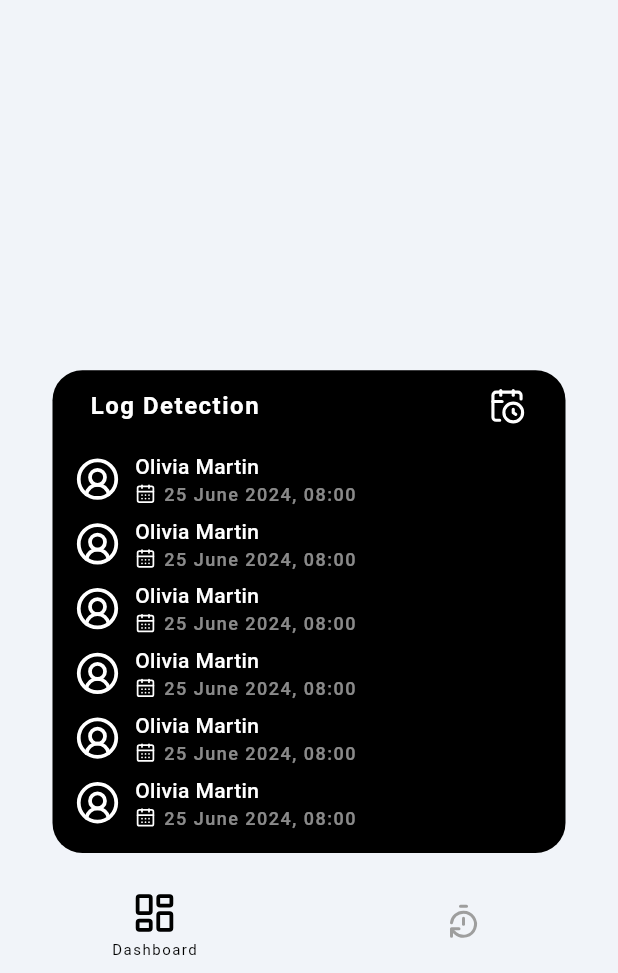
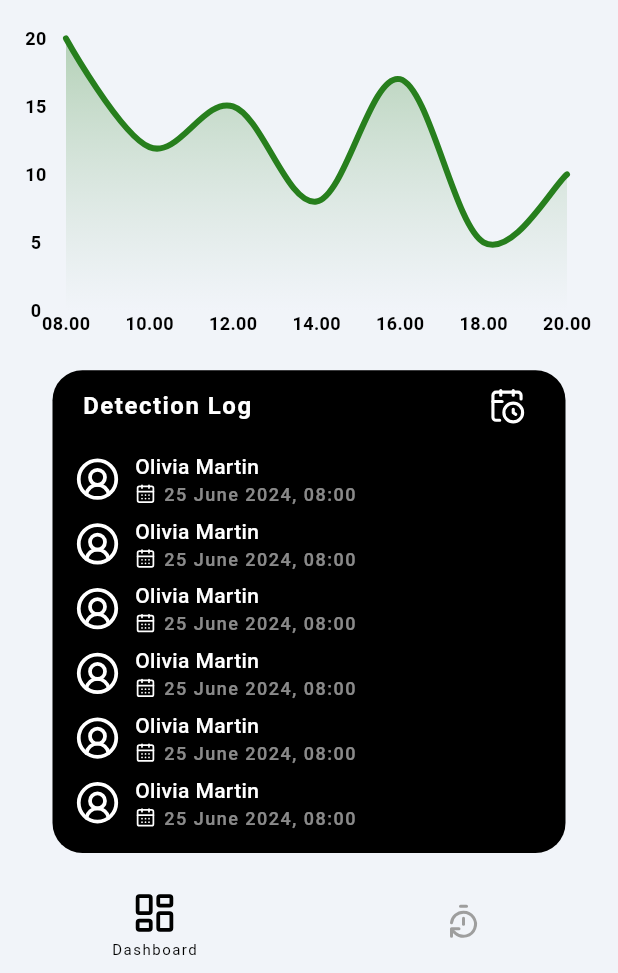
Before and after one commit to TI-3D/iSentry, a Flutter app: the HomeResidentPage screen opened directly, on a phone screen of 412 x 824 dp, the part 263-1236 px from its top. Run offline on Flutter 3.47's test engine with Material 3 defaults, Android fonts, the phone set to English and light mode, and no system bars; drawn by our look-alikes of fl_chart; our stand-ins replace camera, flutter_bloc, image_picker, lucide_icons, permission_handler, qr_flutter and 2 more; Roboto replaces fonts that are missing (SFPro).

Commit message:
feat: implement line chart in dashboard user owner and resident

```diff
--- a/mobile/lib/core/configs/theme/app_colors.dart
+++ b/mobile/lib/core/configs/theme/app_colors.dart
@@ -4,4 +4,5 @@ class AppColors {
   static const primary = Color(0xfff1f4f9);
   static const secondary = Color(0xff18181b);
   static const background = Color(0xfff1f4f9);
+  static const chart = Color(0xff277f1d);
 }
--- a/mobile/lib/presentation/home/pages/dashboard.dart
+++ b/mobile/lib/presentation/home/pages/dashboard.dart
@@ -1,6 +1,7 @@
 import 'package:flutter/material.dart';
 import 'package:isentry/common/helper/navigation/app_navigation.dart';
 import 'package:isentry/core/configs/theme/app_colors.dart';
+import 'package:isentry/presentation/widgets/components/line_chart.dart';
 import 'package:isentry/presentation/widgets/components/sort.dart';
 import 'package:isentry/presentation/home/pages/profile/account_settings.dart';
 import 'package:isentry/presentation/home/pages/detection_log.dart';
@@ -194,7 +195,7 @@ class DashboardPage extends StatelessWidget {
       child: Container(
         color: AppColors.primary,
         padding:
-            const EdgeInsets.only(left: 35, right: 35, top: 10, bottom: 20),
+            const EdgeInsets.only(left: 35, right: 35, top: 10, bottom: 15),
         child: Container(
           decoration: BoxDecoration(
             borderRadius: BorderRadius.circular(20),
@@ -411,19 +412,23 @@ class DashboardPage extends StatelessWidget {
           flex: 11,
           child: faces,
         ),
-        Expanded(
-          flex: 26,
+        const Expanded(
+          flex: 27,
           child: Column(
             children: [
-              const MySort(
+              MySort(
                 texts: ['Today', 'Week', 'Month', 'Year'],
                 selectedIndex: 0,
                 leftPadding: 35,
                 rightPadding: 35,
               ),
               Expanded(
-                child: Container(
-                  color: AppColors.primary,
+                child: Padding(
+                  padding: EdgeInsets.only(top: 20, right: 30),
+                  child: AspectRatio(
+                    aspectRatio: 3,
+                    child: LineChartDashboard(),
+                  ),
                 ),
               )
             ],
--- a/mobile/lib/presentation/home_resident/pages/dashboard.dart
+++ b/mobile/lib/presentation/home_resident/pages/dashboard.dart
@@ -2,6 +2,7 @@ import 'package:flutter/material.dart';
 import 'package:isentry/common/helper/navigation/app_navigation.dart';
 import 'package:isentry/core/configs/theme/app_colors.dart';
 import 'package:isentry/presentation/home/pages/profile/account_settings.dart';
+import 'package:isentry/presentation/widgets/components/line_chart.dart';
 import 'package:isentry/presentation/widgets/components/sort.dart';
 import 'package:lucide_icons/lucide_icons.dart';
 
@@ -44,7 +45,8 @@ class DashboardResidentPage extends StatelessWidget {
             icon: const Icon(
               (LucideIcons.userCircle2),
               size: 40,
-              ))
+            )
+          )
         ],
       ),
     );
@@ -65,7 +67,7 @@ class DashboardResidentPage extends StatelessWidget {
               mainAxisAlignment: MainAxisAlignment.spaceBetween,
               children: [
                 const Text(
-                  "  Log Detection",
+                  " Detection Log",
                   style: TextStyle(
                     color: Colors.white,
                     fontWeight: FontWeight.bold,
@@ -343,7 +345,8 @@ class DashboardResidentPage extends StatelessWidget {
           flex: 12,
           child: Container(
             child: dashboard,
-            )),
+          )
+        ),
         const Expanded(
           flex: 6,
           child: Center(
@@ -351,14 +354,26 @@ class DashboardResidentPage extends StatelessWidget {
                 texts: ['Week', 'Month', 'Year'],
                 selectedIndex: 0,
                 leftPadding: 35,
-                  rightPadding: 35),
-            )),
-        Expanded(flex: 23, child: Container()),
+                rightPadding: 35
+              ),
+            )
+          ),
+        const Expanded(
+          flex: 23,
+          child: Padding(
+            padding: EdgeInsets.only(top: 20, right: 30),
+            child: AspectRatio(
+              aspectRatio: 3,
+              child: LineChartDashboard(),
+            ),
+          )
+        ),
         Expanded(
           flex: 35,
           child: Container(
             child: activity,
-            )),
+          )
+        ),
       ],
     );
   }
--- /dev/null
+++ b/mobile/lib/presentation/widgets/components/line_chart.dart
@@ -0,0 +1,113 @@
+import 'package:fl_chart/fl_chart.dart';
+import 'package:flutter/material.dart';
+import 'package:isentry/core/configs/theme/app_colors.dart';
+
+class LineChartDashboard extends StatelessWidget {
+  const LineChartDashboard({super.key});
+
+  @override
+  Widget build(BuildContext context) {
+    return AspectRatio(
+      aspectRatio: 1.7,
+      child: Padding(
+        padding: const EdgeInsets.symmetric(horizontal: 4),
+        child: LineChart(
+          LineChartData(
+            gridData: const FlGridData(
+              show: false, // Grid tidak ditampilkan
+            ),
+            titlesData: FlTitlesData(
+              leftTitles: AxisTitles(
+                sideTitles: SideTitles(
+                  showTitles: true,
+                  reservedSize: 40,
+                  interval: 5,
+                  getTitlesWidget: (value, meta) {
+                    return Text(
+                      value.toInt().toString(),
+                      style: const TextStyle(
+                        fontSize: 12,
+                        color: Colors.black,
+                        fontWeight: FontWeight.bold,
+                      ),
+                      textAlign: TextAlign.center,
+                    );
+                  },
+                ),
+              ),
+              bottomTitles: AxisTitles(
+                sideTitles: SideTitles(
+                  showTitles: true,
+                  reservedSize: 30,
+                  interval: 2,
+                  getTitlesWidget: (value, meta) {
+                    final timeLabels = {
+                      0: '08.00',
+                      2: '10.00',
+                      4: '12.00',
+                      6: '14.00',
+                      8: '16.00',
+                      10: '18.00',
+                      12: '20.00',
+                    };
+                    return Text(
+                      timeLabels[value.toInt()] ?? '',
+                      style: const TextStyle(
+                        fontSize: 12,
+                        color: Colors.black,
+                        fontWeight: FontWeight.bold,
+                      ),
+                      textAlign: TextAlign.center,
+                    );
+                  },
+                ),
+              ),
+              topTitles: const AxisTitles(
+                sideTitles: SideTitles(showTitles: false),
+              ),
+              rightTitles: const AxisTitles(
+                sideTitles: SideTitles(showTitles: false),
+              ),
+            ),
+            borderData: FlBorderData(
+              show: false, // Hapus border di sekitar grafik
+            ),
+            minX: 0,
+            maxX: 12,
+            minY: 0,
+            maxY: 20,
+            lineBarsData: [
+              LineChartBarData(
+                spots: const [
+                  FlSpot(0, 20),
+                  FlSpot(2, 12),
+                  FlSpot(4, 15),
+                  FlSpot(6, 8),
+                  FlSpot(8, 17),
+                  FlSpot(10, 5),
+                  FlSpot(12, 10),
+                ],
+                isCurved: true,
+                color: AppColors.chart,
+                barWidth: 4,
+                isStrokeCapRound: true,
+                belowBarData: BarAreaData(
+                  show: true,
+                  gradient: LinearGradient(
+                    colors: [
+                      AppColors.chart.withOpacity(0.3),
+                      AppColors.primary.withOpacity(0.2),
+                    ],
+                    begin: Alignment.topCenter,
+                    end: Alignment.bottomCenter,
+                  ),
+                ),
+                dotData: const FlDotData(show: false),
+              ),
+            ],
+          ),
+        ),
+      ),
+    );
+  }
+}
```
Lines whose indentation alone changed are shown as unchanged.
